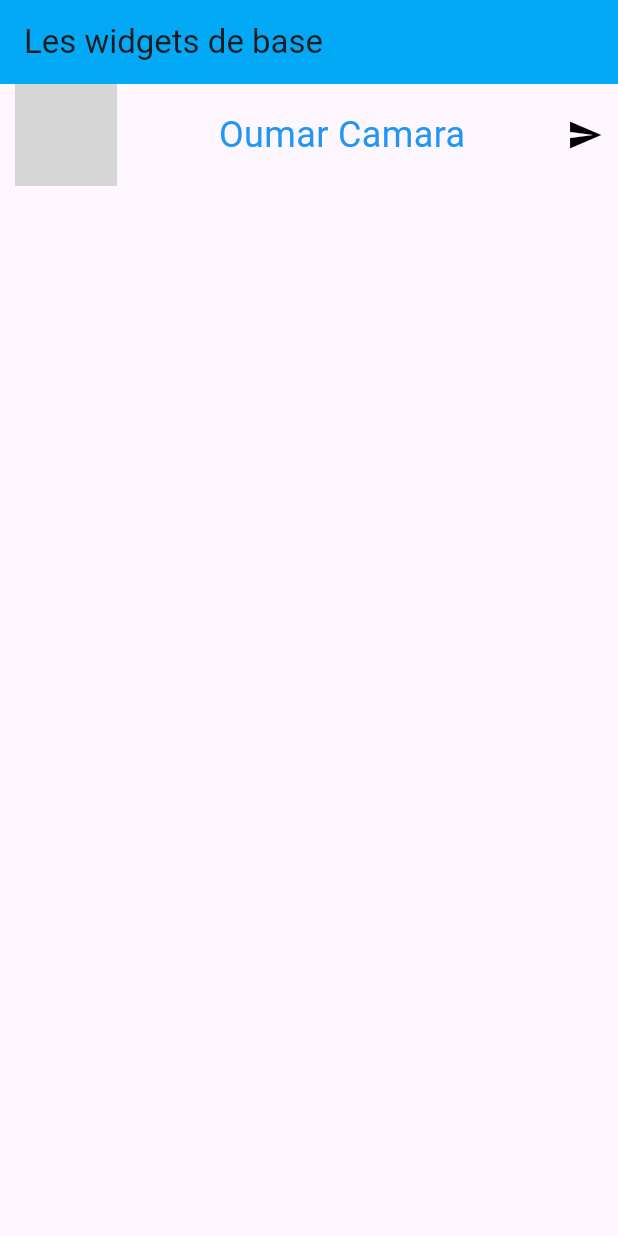
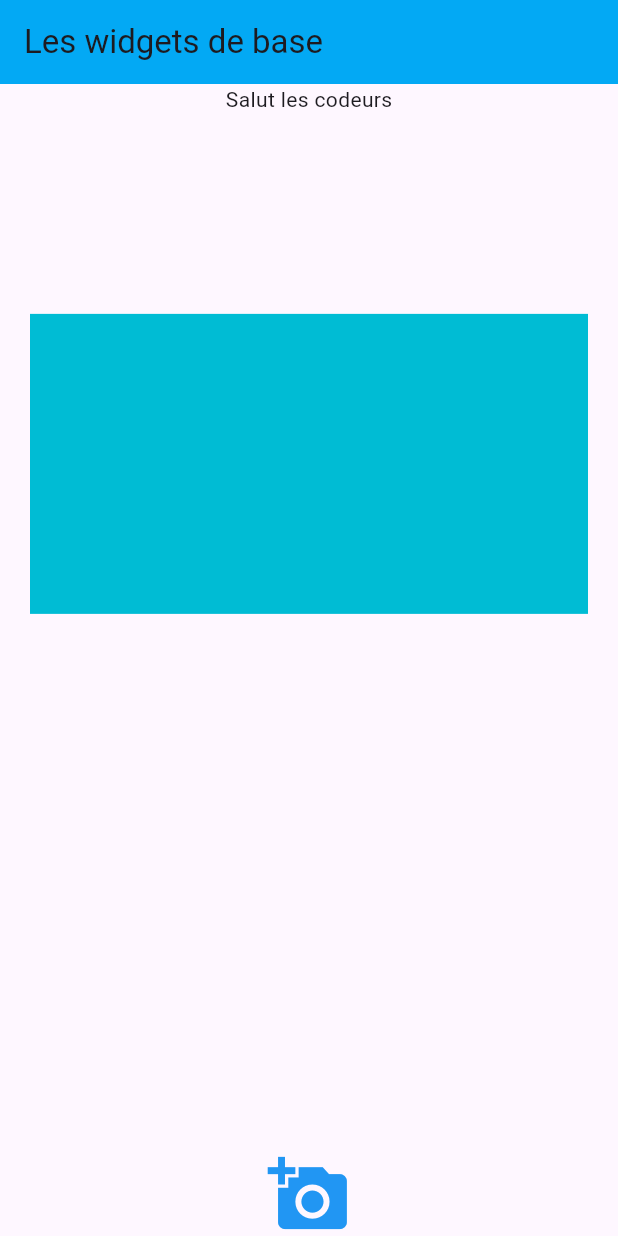
Before and after one commit to Bobo844/flutter_labs, a Flutter app: the screen it shows after launch, on a phone screen of 412 x 824 dp. Run offline on Flutter 3.47's test engine with Material 3 defaults, Android fonts, the phone set to English and light mode, and no system bars; our stand-ins replace google_fonts; grey boxes are pictures that could not be loaded.

Commit message:
les spacer

```diff
--- a/demo_app3/lib/main.dart
+++ b/demo_app3/lib/main.dart
@@ -16,31 +16,25 @@ class MonApplication extends StatelessWidget {
           backgroundColor: Colors.lightBlue,
           title: const Text('Les widgets de base'),
         ),
-        body:SingleChildScrollView(
-        child: Padding(
-          padding:EdgeInsets.symmetric(horizontal: 10),
-          child: Row(
-            mainAxisSize: MainAxisSize.max,
-            mainAxisAlignment: MainAxisAlignment.spaceBetween,
-            crossAxisAlignment: CrossAxisAlignment.center,
-              children: [
-                CircleAvatar(
-                  radius: 34,
-                  backgroundImage:NetworkImage("https://external-content.duckduckgo.com/iu/?u=https%3A%2F%2Fwww.fr.clipproject.info%2Fimages%2Fjoomgallery%2Foriginals%2Fbureau_10%2Fingenieur_cliparts_gratuis__bureau_images_20160412_1456662735.png&f=1&nofb=1&ipt=bd117c9bfb6c53298671d2730805eea9c2896c6249c8fce5a21f5e1d42a00628&ipo=images"),
-                ),
-                Text(
-                  "Oumar Camara",
-                  style: TextStyle(
-                    color: Colors.blue,
-                    fontSize: 24,
-                  ),
-                ),
-                Icon(Icons.send,color: Colors.black)
-              ],
-          ),
-        ),
-
-          )
+        body:Column(
+          children: [
+            Text("Salut les codeurs"),
+            Spacer(),
+            Container(
+              margin: EdgeInsets.all(20),
+              color: Colors.cyan,
+              height: 200,
+            ),
+            Spacer(
+              flex: 3, //il permet de limiter l'espace occupé
+            ), //permet d'avoir de l'espace
+            Icon(
+              Icons.add_a_photo,
+              size: 55,
+              color: Colors.blue,
+              )
+          ],
+        )
 
         )
     );
```
